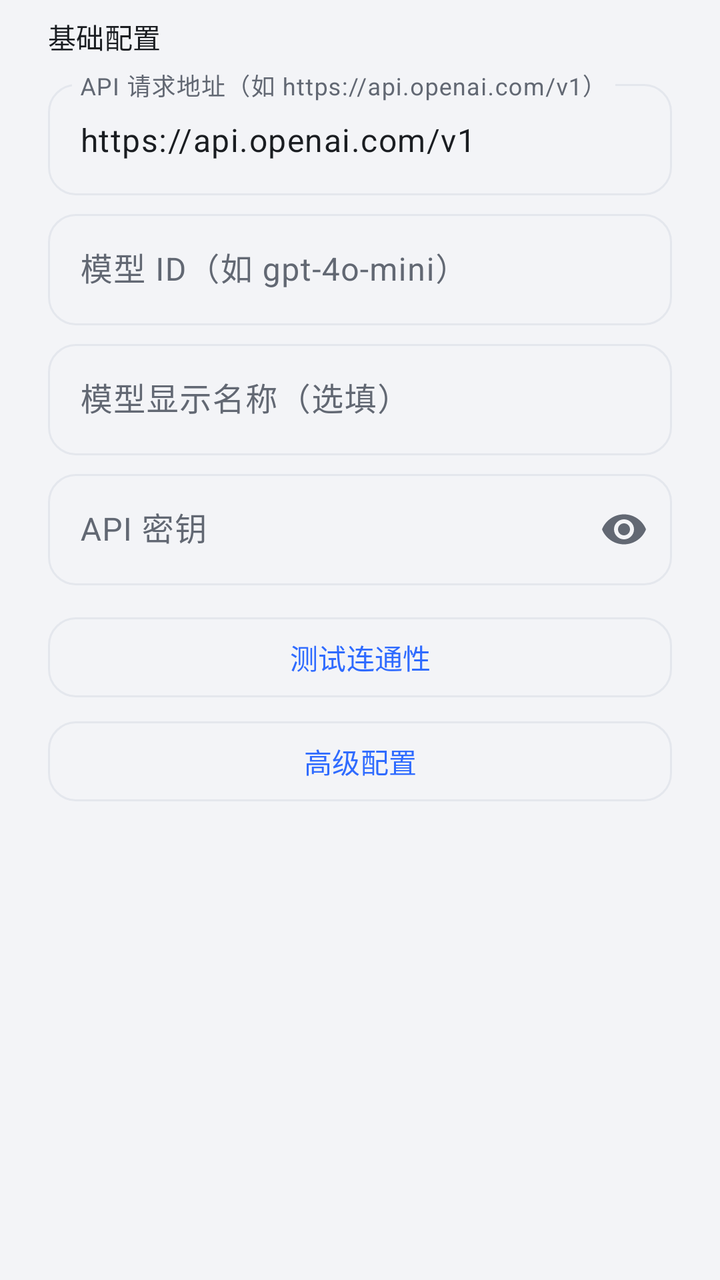
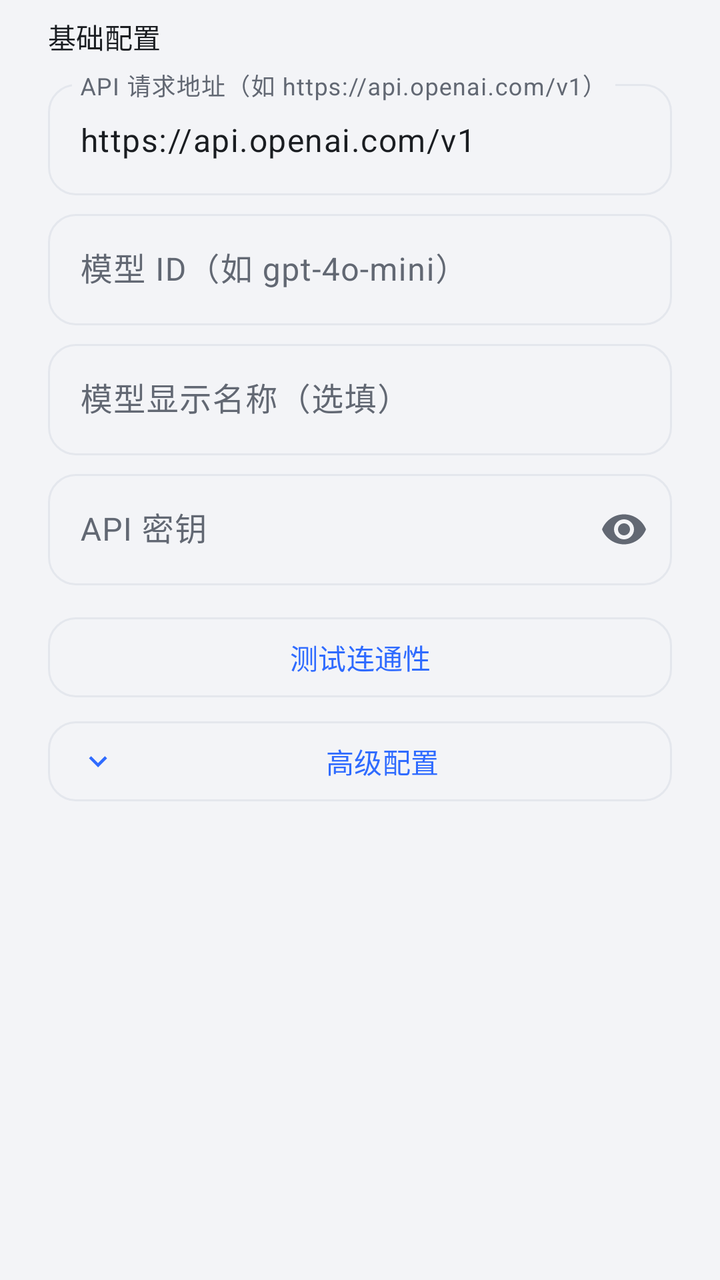

Before-and-after screenshots of an Android layout around one commit, followed by the original layout XML and the change that was made.
<!-- AndroidManifest.xml: application theme Theme.MagicWindow -->
<!-- res/layout/dialog_ai_model.xml -->
<?xml version="1.0" encoding="utf-8"?>
<ScrollView
    xmlns:android="http://schemas.android.com/apk/res/android"
    xmlns:app="http://schemas.android.com/apk/res-auto"
    android:layout_width="match_parent"
    android:layout_height="wrap_content">

    <LinearLayout
        android:layout_width="match_parent"
        android:layout_height="wrap_content"
        android:orientation="vertical"
        android:paddingHorizontal="24dp"
        android:paddingTop="8dp"
        android:paddingBottom="16dp">

        
        <TextView
            android:layout_width="match_parent"
            android:layout_height="wrap_content"
            android:text="@string/ai_model_basic"
            android:textAppearance="?attr/textAppearanceTitleSmall"
            android:textColor="?attr/colorOnSurface"
            android:layout_marginBottom="8dp" />

        <com.google.android.material.textfield.TextInputLayout
            android:layout_width="match_parent"
            android:layout_height="wrap_content"
            android:hint="@string/ai_model_api_base_hint"
            android:layout_marginBottom="4dp"
            style="@style/Widget.MagicWindow.TextInput.Outlined">
            <com.google.android.material.textfield.TextInputEditText
                android:id="@+id/etApiBase"
                android:layout_width="match_parent"
                android:layout_height="wrap_content"
                android:inputType="textUri"
                android:text="https://api.openai.com/v1" />
        </com.google.android.material.textfield.TextInputLayout>

        <com.google.android.material.textfield.TextInputLayout
            android:layout_width="match_parent"
            android:layout_height="wrap_content"
            android:hint="@string/ai_model_id_hint"
            android:layout_marginBottom="4dp"
            style="@style/Widget.MagicWindow.TextInput.Outlined">
            <com.google.android.material.textfield.TextInputEditText
                android:id="@+id/etModelId"
                android:layout_width="match_parent"
                android:layout_height="wrap_content"
                android:inputType="text" />
        </com.google.android.material.textfield.TextInputLayout>

        <com.google.android.material.textfield.TextInputLayout
            android:layout_width="match_parent"
            android:layout_height="wrap_content"
            android:hint="@string/ai_model_name_hint"
            android:layout_marginBottom="4dp"
            style="@style/Widget.MagicWindow.TextInput.Outlined">
            <com.google.android.material.textfield.TextInputEditText
                android:id="@+id/etDisplayName"
                android:layout_width="match_parent"
                android:layout_height="wrap_content"
                android:inputType="text" />
        </com.google.android.material.textfield.TextInputLayout>

        <com.google.android.material.textfield.TextInputLayout
            android:layout_width="match_parent"
            android:layout_height="wrap_content"
            android:hint="@string/ai_model_key_hint"
            android:layout_marginBottom="12dp"
            app:endIconMode="password_toggle"
            style="@style/Widget.MagicWindow.TextInput.Outlined">
            <com.google.android.material.textfield.TextInputEditText
                android:id="@+id/etApiKey"
                android:layout_width="match_parent"
                android:layout_height="wrap_content"
                android:inputType="textPassword" />
        </com.google.android.material.textfield.TextInputLayout>

        
        <com.google.android.material.button.MaterialButton
            android:id="@+id/btnTestConnection"
            style="?attr/materialButtonOutlinedStyle"
            android:layout_width="match_parent"
            android:layout_height="wrap_content"
            android:text="@string/ai_model_test"
            android:layout_marginBottom="4dp" />

        <TextView
            android:id="@+id/tvTestResult"
            android:layout_width="match_parent"
            android:layout_height="wrap_content"
            android:textSize="12sp"
            android:layout_marginBottom="12dp"
            android:visibility="gone" />

        
        <com.google.android.material.button.MaterialButton
            android:id="@+id/btnAdvanced"
            style="?attr/materialButtonOutlinedStyle"
            android:layout_width="match_parent"
            android:layout_height="wrap_content"
            android:text="@string/ai_model_advanced"
            android:layout_marginBottom="8dp"
            android:icon="@android:drawable/arrow_down_float" />

        <LinearLayout
            android:id="@+id/layoutAdvanced"
            android:layout_width="match_parent"
            android:layout_height="wrap_content"
            android:orientation="vertical"
            android:visibility="gone">

            <TextView
                android:layout_width="match_parent"
                android:layout_height="wrap_content"
                android:text="@string/ai_model_tokens"
                android:textAppearance="?attr/textAppearanceTitleSmall"
                android:textColor="?attr/colorOnSurface"
                android:layout_marginBottom="8dp" />

            <LinearLayout
                android:layout_width="match_parent"
                android:layout_height="wrap_content"
                android:orientation="horizontal">

                <com.google.android.material.textfield.TextInputLayout
                    android:layout_width="0dp"
                    android:layout_height="wrap_content"
                    android:layout_weight="1"
                    android:hint="输入 Token"
                    android:layout_marginEnd="8dp"
                    style="@style/Widget.MagicWindow.TextInput.Outlined">
                    <com.google.android.material.textfield.TextInputEditText
                        android:id="@+id/etMaxInputTokens"
                        android:layout_width="match_parent"
                        android:layout_height="wrap_content"
                        android:inputType="number"
                        android:text="131072" />
                </com.google.android.material.textfield.TextInputLayout>

                <com.google.android.material.textfield.TextInputLayout
                    android:layout_width="0dp"
                    android:layout_height="wrap_content"
                    android:layout_weight="1"
                    android:hint="输出 Token"
                    style="@style/Widget.MagicWindow.TextInput.Outlined">
                    <com.google.android.material.textfield.TextInputEditText
                        android:id="@+id/etMaxOutputTokens"
                        android:layout_width="match_parent"
                        android:layout_height="wrap_content"
                        android:inputType="number"
                        android:text="16384" />
                </com.google.android.material.textfield.TextInputLayout>
            </LinearLayout>

            <com.google.android.material.textfield.TextInputLayout
                android:layout_width="match_parent"
                android:layout_height="wrap_content"
                android:hint="@string/ai_model_tool_rounds"
                android:layout_marginTop="8dp"
                style="@style/Widget.MagicWindow.TextInput.Outlined">
                <com.google.android.material.textfield.TextInputEditText
                    android:id="@+id/etToolRounds"
                    android:layout_width="match_parent"
                    android:layout_height="wrap_content"
                    android:inputType="number"
                    android:text="25" />
            </com.google.android.material.textfield.TextInputLayout>

            <TextView
                android:layout_width="match_parent"
                android:layout_height="wrap_content"
                android:text="@string/ai_model_sampling"
                android:textAppearance="?attr/textAppearanceTitleSmall"
                android:textColor="?attr/colorOnSurface"
                android:layout_marginTop="16dp"
                android:layout_marginBottom="8dp" />

            <com.google.android.material.textfield.TextInputLayout
                android:layout_width="match_parent"
                android:layout_height="wrap_content"
                android:hint="Temperature"
                android:layout_marginBottom="4dp"
                style="@style/Widget.MagicWindow.TextInput.Outlined">
                <com.google.android.material.textfield.TextInputEditText
                    android:id="@+id/etTemperature"
                    android:layout_width="match_parent"
                    android:layout_height="wrap_content"
                    android:inputType="numberDecimal"
                    android:text="0.4" />
            </com.google.android.material.textfield.TextInputLayout>

            <com.google.android.material.textfield.TextInputLayout
                android:layout_width="match_parent"
                android:layout_height="wrap_content"
                android:hint="Top P"
                android:layout_marginBottom="4dp"
                style="@style/Widget.MagicWindow.TextInput.Outlined">
                <com.google.android.material.textfield.TextInputEditText
                    android:id="@+id/etTopP"
                    android:layout_width="match_parent"
                    android:layout_height="wrap_content"
                    android:inputType="numberDecimal"
                    android:text="0.95" />
            </com.google.android.material.textfield.TextInputLayout>

            <com.google.android.material.textfield.TextInputLayout
                android:layout_width="match_parent"
                android:layout_height="wrap_content"
                android:hint="Top K"
                style="@style/Widget.MagicWindow.TextInput.Outlined">
                <com.google.android.material.textfield.TextInputEditText
                    android:id="@+id/etTopK"
                    android:layout_width="match_parent"
                    android:layout_height="wrap_content"
                    android:inputType="number"
                    android:text="20" />
            </com.google.android.material.textfield.TextInputLayout>
        </LinearLayout>
    </LinearLayout>
</ScrollView>
<!-- resources referenced by this layout -->
<resources>
  <string name="ai_model_advanced">高级配置</string>
  <string name="ai_model_api_base_hint">API 请求地址（如 https://api.openai.com/v1）</string>
  <string name="ai_model_basic">基础配置</string>
  <string name="ai_model_id_hint">模型 ID（如 gpt-4o-mini）</string>
  <string name="ai_model_key_hint">API 密钥</string>
  <string name="ai_model_name_hint">模型显示名称（选填）</string>
  <string name="ai_model_sampling">采样参数</string>
  <string name="ai_model_test">测试连通性</string>
  <string name="ai_model_tokens">上下文窗口（Token）</string>
  <string name="ai_model_tool_rounds">工具调用轮数</string>
  <color name="app_bg">#F3F4F7</color>
  <color name="brand_primary">#2F6BFF</color>
  <color name="brand_on_primary">#FFFFFF</color>
  <color name="brand_primary_container">#E4ECFF</color>
  <color name="brand_on_primary_container">#0A2E80</color>
  <color name="brand_secondary">#535F71</color>
  <color name="brand_on_secondary">#FFFFFF</color>
  <color name="brand_secondary_container">#E7EDF6</color>
  <color name="brand_on_secondary_container">#2D3642</color>
  <color name="card_bg">#FFFFFF</color>
  <color name="text_primary">#1A1D21</color>
  <color name="card_bg_high">#F2F4F8</color>
  <color name="text_secondary">#626873</color>
  <color name="divider">#E4E7ED</color>
  <color name="conflict_error">#C02B1F</color>
  <style name="ShapeAppearance.MagicWindow.Small" parent="">
          <item name="cornerFamily">rounded</item>
          <item name="cornerSize">12dp</item>
      </style>
  <style name="ShapeAppearance.MagicWindow.Medium" parent="">
          <item name="cornerFamily">rounded</item>
          <item name="cornerSize">16dp</item>
      </style>
  <style name="ShapeAppearance.MagicWindow.Large" parent="">
          <item name="cornerFamily">rounded</item>
          <item name="cornerSize">22dp</item>
      </style>
  <style name="Widget.MagicWindow.Fab" parent="Widget.Material3.FloatingActionButton.Primary">
          <item name="shapeAppearanceOverlay">@style/ShapeAppearance.MagicWindow.Fab</item>
          <item name="elevation">3dp</item>
      </style>
  <style name="Widget.MagicWindow.ChipGroup" parent="Widget.Material3.ChipGroup">
          <item name="chipSpacingVertical">6dp</item>
      </style>
  <style name="ThemeOverlay.MagicWindow.BottomSheet" parent="ThemeOverlay.Material3.BottomSheetDialog">
          <item name="bottomSheetStyle">@style/Widget.MagicWindow.BottomSheet</item>
      </style>
  <style name="ShapeAppearance.MagicWindow.Fab" parent="">
          <item name="cornerFamily">rounded</item>
          <item name="cornerSize">18dp</item>
      </style>
  <style name="Widget.MagicWindow.BottomSheet" parent="Widget.Material3.BottomSheet.Modal">
          <item name="shapeAppearanceOverlay">@style/ShapeAppearance.MagicWindow.BottomSheet</item>
          <item name="backgroundTint">@color/card_bg</item>
      </style>
  <style name="ShapeAppearance.MagicWindow.BottomSheet" parent="">
          <item name="cornerFamily">rounded</item>
          <item name="cornerSizeTopLeft">24dp</item>
          <item name="cornerSizeTopRight">24dp</item>
          <item name="cornerSizeBottomRight">0dp</item>
          <item name="cornerSizeBottomLeft">0dp</item>
      </style>
  <!-- unchanged entries left out for length: 4 -->
</resources>

<!-- the commit's change to res/layout/dialog_ai_model.xml (unified diff, before → after) -->
@@ -101,7 +101,7 @@
             android:layout_height="wrap_content"
             android:text="@string/ai_model_advanced"
             android:layout_marginBottom="8dp"
-            android:icon="@android:drawable/arrow_down_float" />
+            app:icon="@drawable/ic_chevron_down" />
 
         <LinearLayout
             android:id="@+id/layoutAdvanced"
@@ -127,7 +127,7 @@
                     android:layout_width="0dp"
                     android:layout_height="wrap_content"
                     android:layout_weight="1"
-                    android:hint="输入 Token"
+                    android:hint="@string/ai_model_input_tokens"
                     android:layout_marginEnd="8dp"
                     style="@style/Widget.MagicWindow.TextInput.Outlined">
                     <com.google.android.material.textfield.TextInputEditText
@@ -142,7 +142,7 @@
                     android:layout_width="0dp"
                     android:layout_height="wrap_content"
                     android:layout_weight="1"
-                    android:hint="输出 Token"
+                    android:hint="@string/ai_model_output_tokens"
                     style="@style/Widget.MagicWindow.TextInput.Outlined">
                     <com.google.android.material.textfield.TextInputEditText
                         android:id="@+id/etMaxOutputTokens"
@@ -179,7 +179,7 @@
             <com.google.android.material.textfield.TextInputLayout
                 android:layout_width="match_parent"
                 android:layout_height="wrap_content"
-                android:hint="Temperature"
+                android:hint="@string/ai_model_temperature"
                 android:layout_marginBottom="4dp"
                 style="@style/Widget.MagicWindow.TextInput.Outlined">
                 <com.google.android.material.textfield.TextInputEditText
@@ -193,7 +193,7 @@
             <com.google.android.material.textfield.TextInputLayout
                 android:layout_width="match_parent"
                 android:layout_height="wrap_content"
-                android:hint="Top P"
+                android:hint="@string/ai_model_top_p"
                 android:layout_marginBottom="4dp"
                 style="@style/Widget.MagicWindow.TextInput.Outlined">
                 <com.google.android.material.textfield.TextInputEditText
@@ -207,7 +207,7 @@
             <com.google.android.material.textfield.TextInputLayout
                 android:layout_width="match_parent"
                 android:layout_height="wrap_content"
-                android:hint="Top K"
+                android:hint="@string/ai_model_top_k"
                 style="@style/Widget.MagicWindow.TextInput.Outlined">
                 <com.google.android.material.textfield.TextInputEditText
                     android:id="@+id/etTopK"
<!-- resource entries referenced after the edit -->
@@ -1,15 +1,31 @@
 <!-- resources referenced by this layout -->
 <resources>
+  <!-- drawable ic_chevron_down (drawable) -->
+  <?xml version="1.0" encoding="utf-8"?>
+  <vector xmlns:android="http://schemas.android.com/apk/res/android"
+      android:width="24dp"
+      android:height="24dp"
+      android:viewportWidth="24"
+      android:viewportHeight="24">
+      <path
+          android:fillColor="@android:color/white"
+          android:pathData="M7.41,8.59L12,13.17l4.59,-4.58L18,10l-6,6l-6,-6z" />
+  </vector>
   <string name="ai_model_advanced">高级配置</string>
   <string name="ai_model_api_base_hint">API 请求地址（如 https://api.openai.com/v1）</string>
   <string name="ai_model_basic">基础配置</string>
   <string name="ai_model_id_hint">模型 ID（如 gpt-4o-mini）</string>
+  <string name="ai_model_input_tokens">输入 Token</string>
   <string name="ai_model_key_hint">API 密钥</string>
   <string name="ai_model_name_hint">模型显示名称（选填）</string>
+  <string name="ai_model_output_tokens">输出 Token</string>
   <string name="ai_model_sampling">采样参数</string>
+  <string name="ai_model_temperature">Temperature</string>
   <string name="ai_model_test">测试连通性</string>
   <string name="ai_model_tokens">上下文窗口（Token）</string>
   <string name="ai_model_tool_rounds">工具调用轮数</string>
+  <string name="ai_model_top_k">Top K</string>
+  <string name="ai_model_top_p">Top P</string>
   <color name="app_bg">#F3F4F7</color>
   <color name="brand_primary">#2F6BFF</color>
   <color name="brand_on_primary">#FFFFFF</color>
